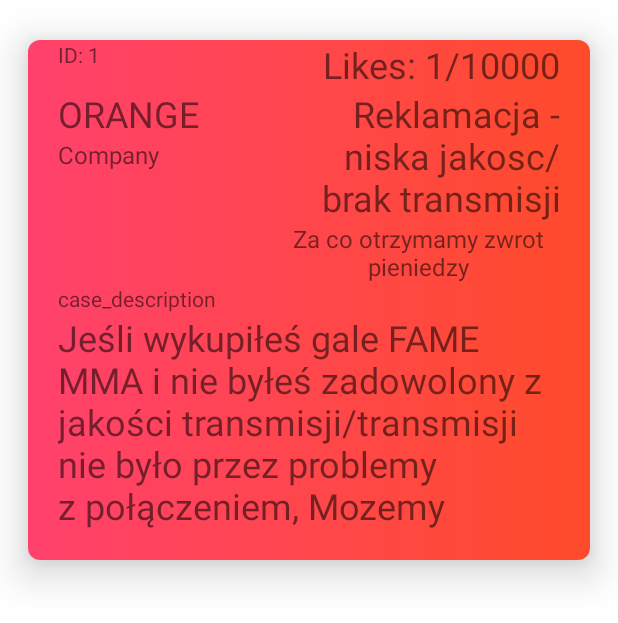
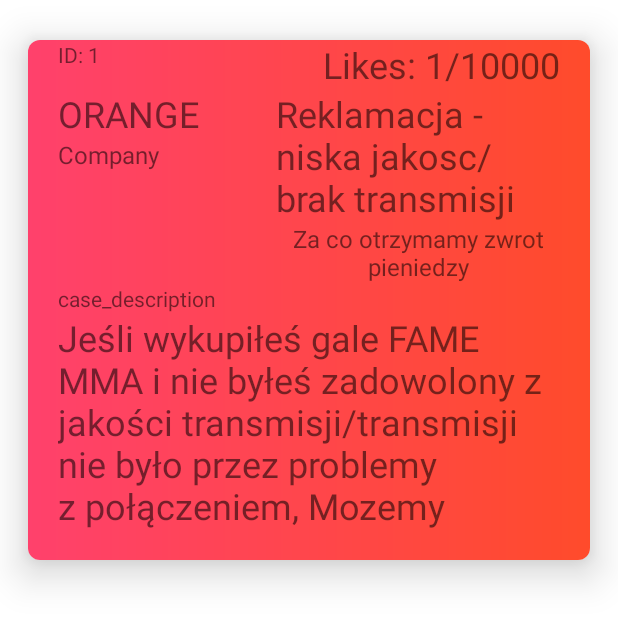
Before and after one commit to kamil315a/Seller, an Android app: the layout case_card.xml on its own in the app's theme, with its tools: preview values and no code run, on a phone screen of 412 x 824 dp. Shown: the top 623 px of the screen. Run offline under Robolectric (Android 15) with nearby library versions, the phone set to English and light mode, and no system bars.

Commit message:
Commit for starting GooglePay implementation, micro changes for case_card.xml, CaseModel.java

```diff
--- a/app/src/main/res/layout/case_card.xml
+++ b/app/src/main/res/layout/case_card.xml
@@ -27,7 +27,6 @@
                 android:text="ID: 1"
                 />
             <LinearLayout
-
                 android:layout_width="match_parent"
                 android:layout_height="wrap_content"
                 android:orientation="horizontal"
@@ -105,7 +104,7 @@
                     android:layout_marginLeft="20dp"
                     android:text="Reklamacja - niska jakosc/brak transmisji"
                     android:textSize="24sp"
-                    android:gravity="end"
+                    android:gravity="left"
                     android:layout_marginRight="20dp"
 
                     />
```
Also changed, not shown: app/src/main/java/com/example/seller/model/CaseModel.java (renamed from app/src/main/java/com/example/seller/model/Case.java, +6 -2 lines).
